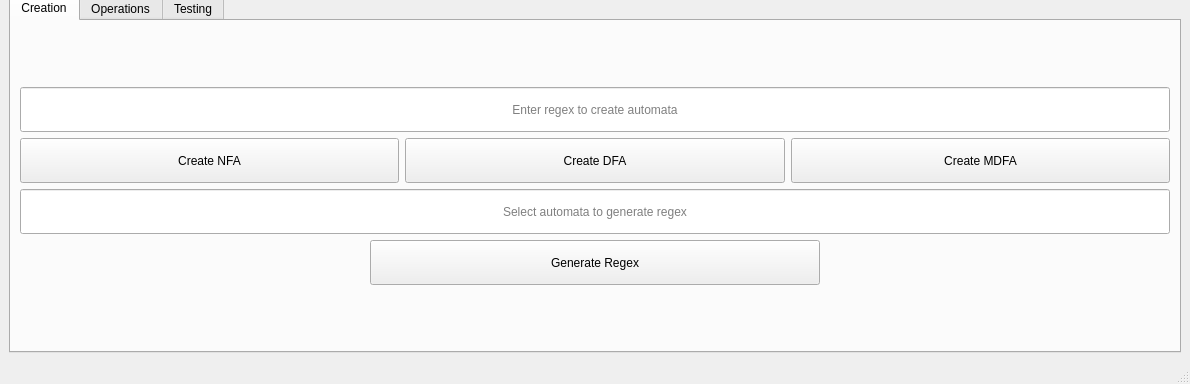
First picture: the form in app/MainWindow.ui, repository rope97/tool-finAuto, before the edit; both pictures show x 0 to 1190 and y 397 to 781 of the 1190 by 781 pixel window.
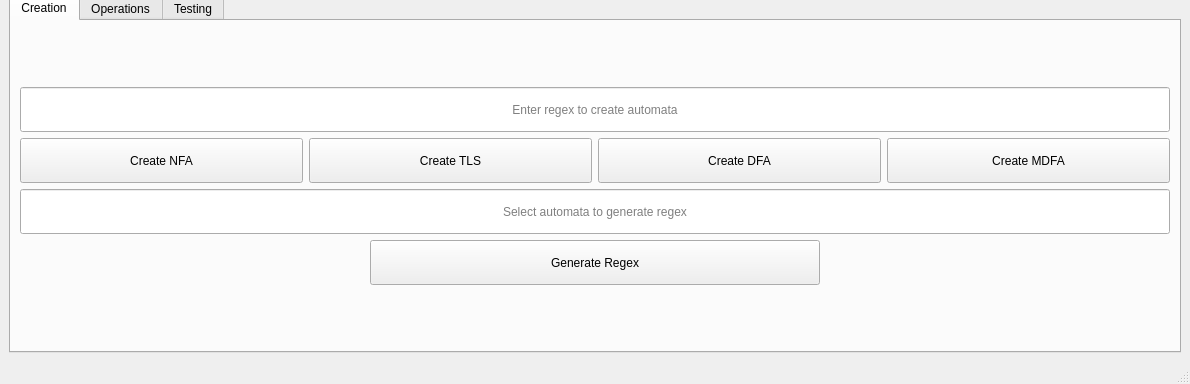
Second picture: the form after the edit. Icons and pictures are not drawn. Custom widgets are drawn as their Qt base class.

The edit to the form file:
```diff
--- a/app/MainWindow.ui
+++ b/app/MainWindow.ui
@@ -95,6 +95,19 @@
                 </property>
                </widget>
               </item>
+             <item>
+             <widget class="QPushButton" name="pbCreateTLS">
+                <property name="maximumSize">
+                   <size>
+                    <width>16777215</width>
+                    <height>45</height>
+                   </size>
+                </property>
+                  <property name="text">
+                 <string>Create TLS</string>
+                 </property>
+                </widget>
+               </item>
               <item>
                <widget class="QPushButton" name="pbCreateDFA">
                 <property name="maximumSize">
```
